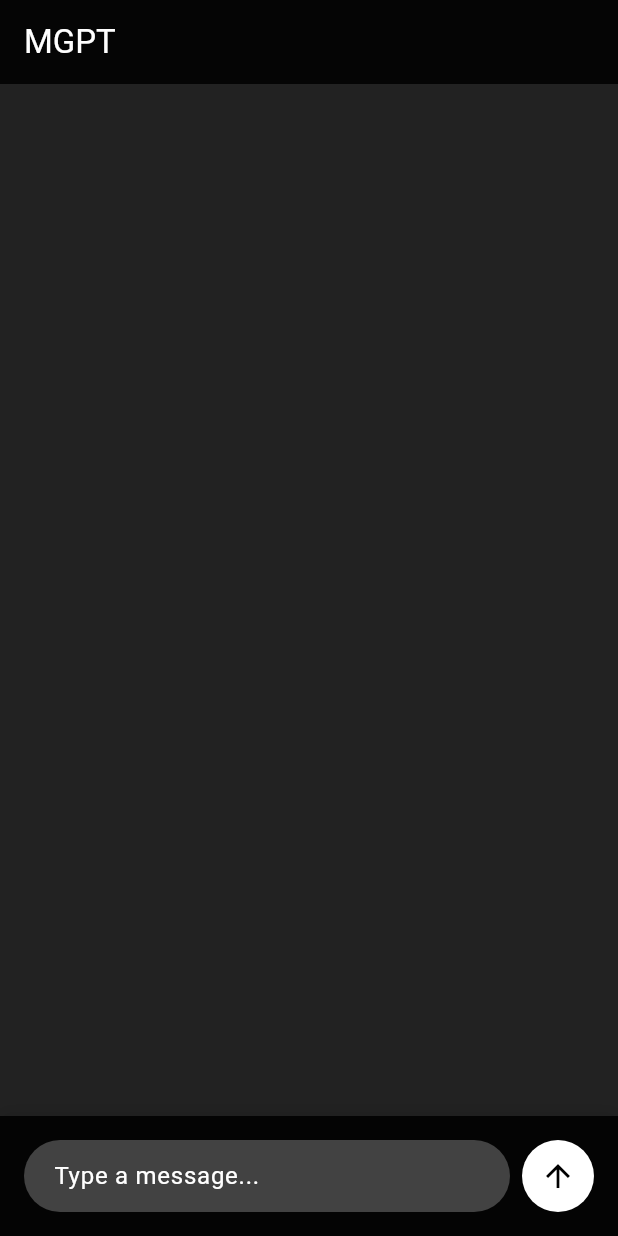
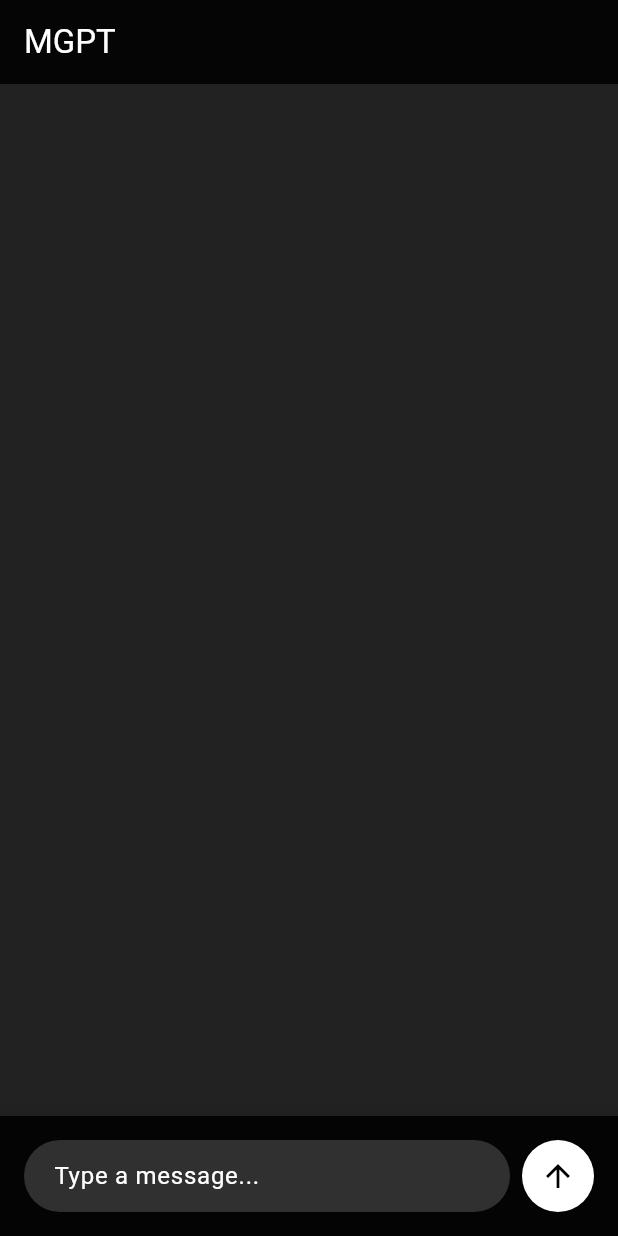
Before and after one commit to Maharshi-24/MGPT, a Flutter app: the screen it shows after launch, on a phone screen of 412 x 824 dp. Run offline on Flutter 3.47's test engine with Material 3 defaults, Android fonts, the phone set to English and light mode, and no system bars.

```diff
--- a/lib/widgets/chat_input.dart
+++ b/lib/widgets/chat_input.dart
@@ -36,7 +36,7 @@ class ChatInput extends StatelessWidget {
                   borderSide: BorderSide.none,
                 ),
                 filled: true,
-                fillColor: Colors.grey[800], // Dark grey background
+                fillColor: Colors.grey[850], // Dark grey background
                 contentPadding: const EdgeInsets.symmetric(horizontal: 16),
               ),
             ),
--- a/lib/widgets/chat_message_list.dart
+++ b/lib/widgets/chat_message_list.dart
@@ -106,7 +106,7 @@ class _ChatMessageListState extends State<ChatMessageList> {
                       width: 50, // Fixed size for the button
                       height: 50,
                       decoration: BoxDecoration(
-                        color: Colors.grey[700], // Button color
+                        color: Colors.grey[850], // Button color
                         shape: BoxShape.circle, // Make it circular
                         boxShadow: [
                           BoxShadow(
@@ -116,10 +116,8 @@ class _ChatMessageListState extends State<ChatMessageList> {
                           ),
                         ],
                       ),
-                      child: const Icon(
-                        Icons.arrow_downward,
-                        color: Colors.white,
-                        size: 24, // Larger icon size
+                      child: Center(
+                        child: _buildImageIcon(),
                       ),
                     ),
                   ),
@@ -131,4 +129,18 @@ class _ChatMessageListState extends State<ChatMessageList> {
       },
     );
   }
+
+  Widget _buildImageIcon() {
+    try {
+      return Image.asset(
+        'assets/images/scroll-to-bottom.png', // Ensure this path is correct
+        width: 20,
+        height: 20,
+        color: Colors.white,
+      );
+    } catch (e) {
+      print('Error loading image: $e');
+      return Icon(Icons.error); // Fallback icon if the image fails to load
+    }
+  }
 }
--- a/pubspec.yaml
+++ b/pubspec.yaml
@@ -24,4 +24,4 @@ flutter:
   uses-material-design: true
 
   assets:
-    - assets/my_image_icon.png
+    - assets/images/
```
Also changed, not shown: assets/images/scroll-to-bottom.png (renamed from lib/assets/my_image_icon.png).
